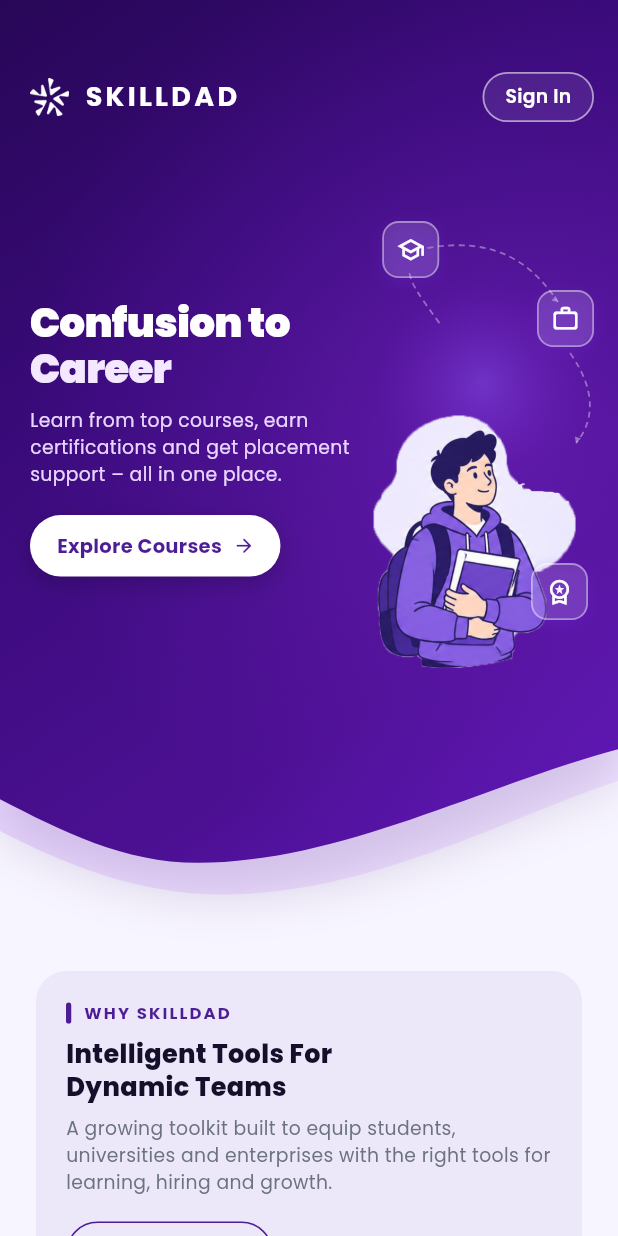
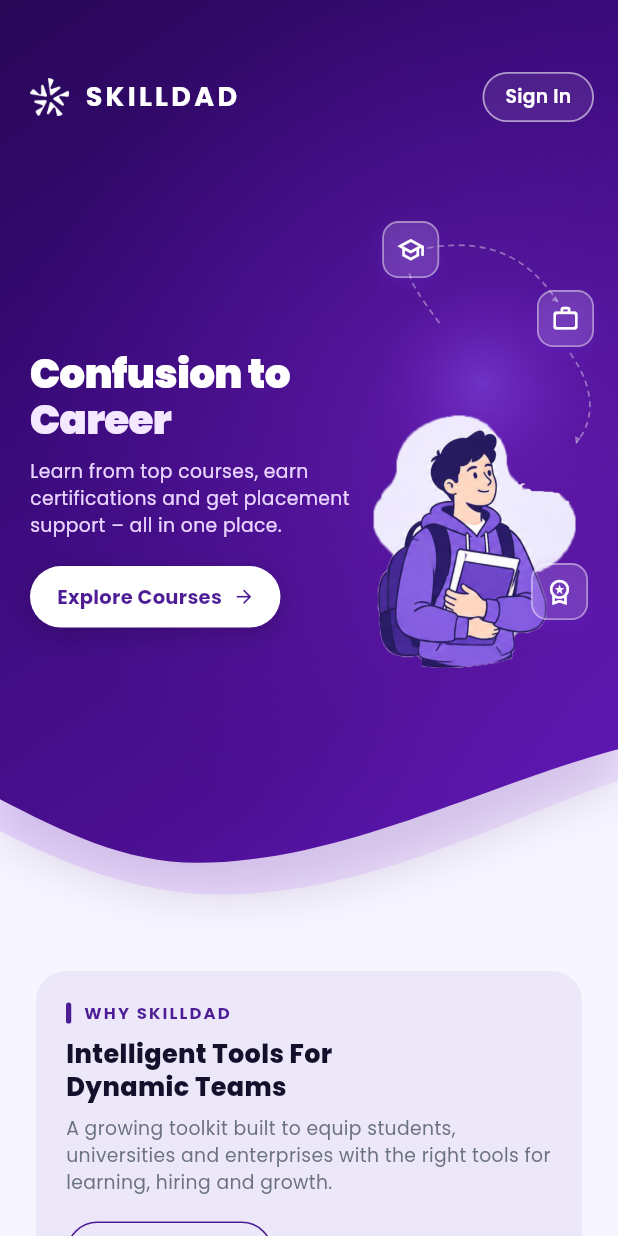
Before and after one commit to prohostix12/skilldad-mobile, a Flutter app: the screen it shows after launch, on a phone screen of 412 x 824 dp. Run offline on Flutter 3.47's test engine with Material 3 defaults, Android fonts, the light colour scheme and no system bars; our stand-ins replace google_fonts, image_picker, share_plus, shared_preferences, web, webview_flutter and 1 more; missing offline and left inert: dart:js_interop, dart:ui_web; accounts and stored records are empty; network calls fail.

Commit message:
style(home): place text content lower with top padding 88

```diff
--- a/lib/screens/home_screen.dart
+++ b/lib/screens/home_screen.dart
@@ -400,7 +400,7 @@
         Expanded(
           flex: 15,
           child: Padding(
-            padding: const EdgeInsets.only(top: 54),
+            padding: const EdgeInsets.only(top: 88),
             child: Column(
               crossAxisAlignment: CrossAxisAlignment.start,
               children: [
```
